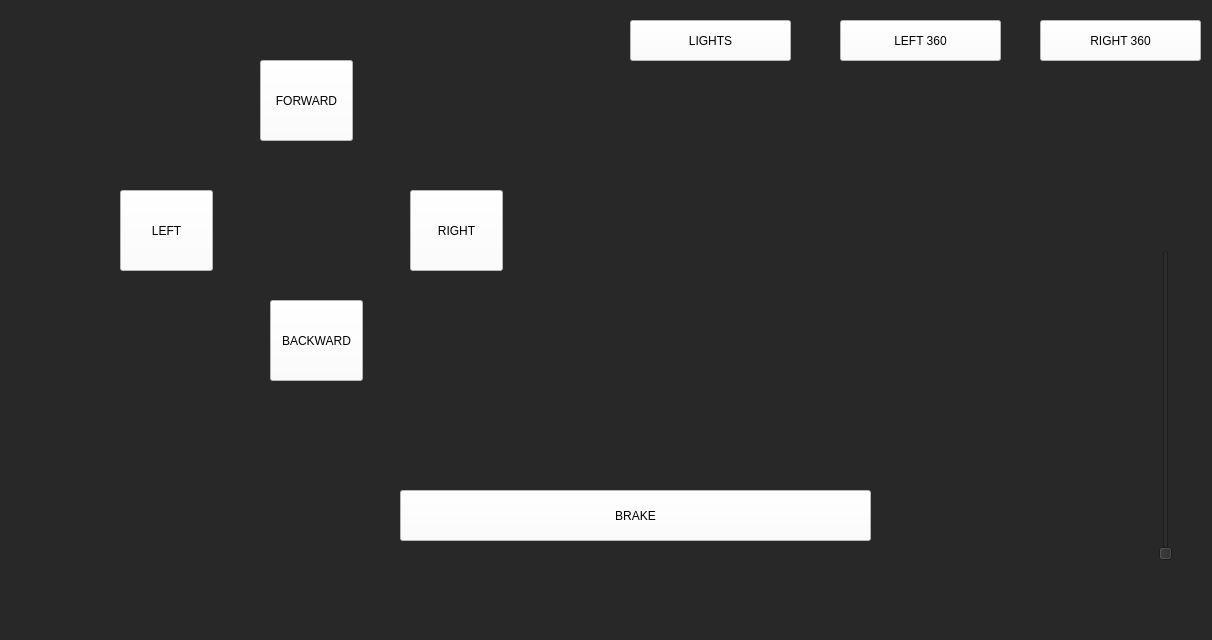
The window that controller.ui (abhipray-cpu/wifi-controlled-car) describes before a commit, drawn with Qt 5.
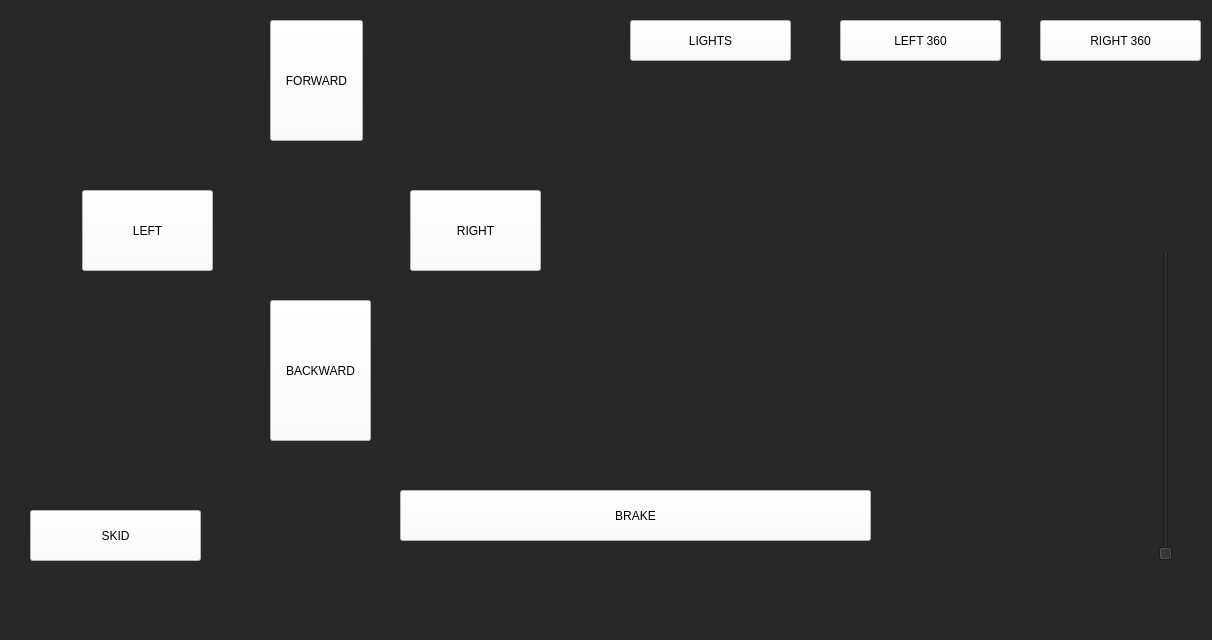
The same window after the commit.

Patch:
```diff
--- a/controller.ui
+++ b/controller.ui
@@ -20,10 +20,10 @@
    <widget class="QPushButton" name="pushButton">
     <property name="geometry">
      <rect>
-      <x>260</x>
-      <y>60</y>
+      <x>270</x>
+      <y>20</y>
       <width>93</width>
-      <height>81</height>
+      <height>121</height>
      </rect>
     </property>
     <property name="styleSheet">
@@ -37,9 +37,9 @@
    <widget class="QPushButton" name="pushButton_2">
     <property name="geometry">
      <rect>
-      <x>120</x>
+      <x>82</x>
       <y>190</y>
-      <width>93</width>
+      <width>131</width>
       <height>81</height>
      </rect>
     </property>
@@ -56,7 +56,7 @@
      <rect>
       <x>410</x>
       <y>190</y>
-      <width>93</width>
+      <width>131</width>
       <height>81</height>
      </rect>
     </property>
@@ -73,8 +73,8 @@
      <rect>
       <x>270</x>
       <y>300</y>
-      <width>93</width>
-      <height>81</height>
+      <width>101</width>
+      <height>141</height>
      </rect>
     </property>
     <property name="styleSheet">
@@ -171,6 +171,23 @@
      <string>RIGHT 360</string>
     </property>
    </widget>
+   <widget class="QPushButton" name="brakeBtn_2">
+    <property name="geometry">
+     <rect>
+      <x>30</x>
+      <y>510</y>
+      <width>171</width>
+      <height>51</height>
+     </rect>
+    </property>
+    <property name="styleSheet">
+     <string notr="true">background-color: rgb(255, 255, 255);
+font: 75 10pt &quot;MS Shell Dlg 2&quot;;</string>
+    </property>
+    <property name="text">
+     <string>SKID</string>
+    </property>
+   </widget>
   </widget>
   <widget class="QMenuBar" name="menubar">
    <property name="geometry">
```
Left out of the diff: 24 changed lines with no effect on the pictures.
